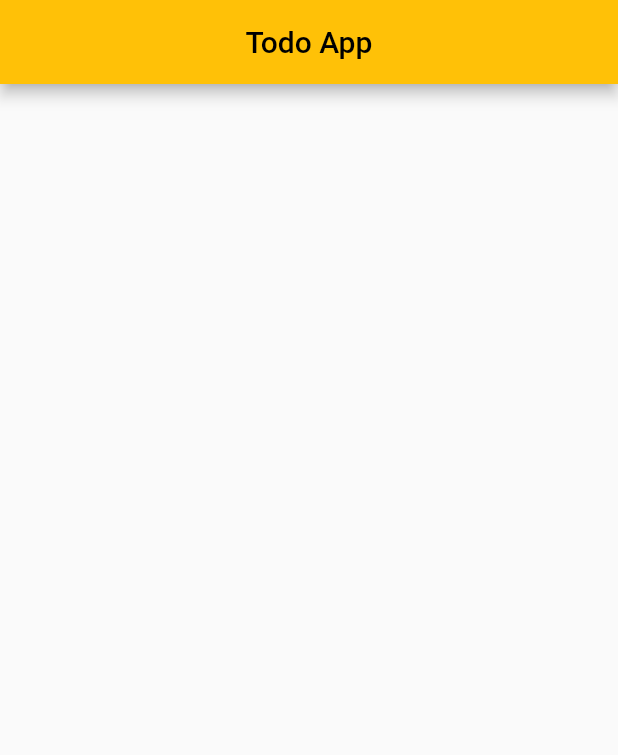
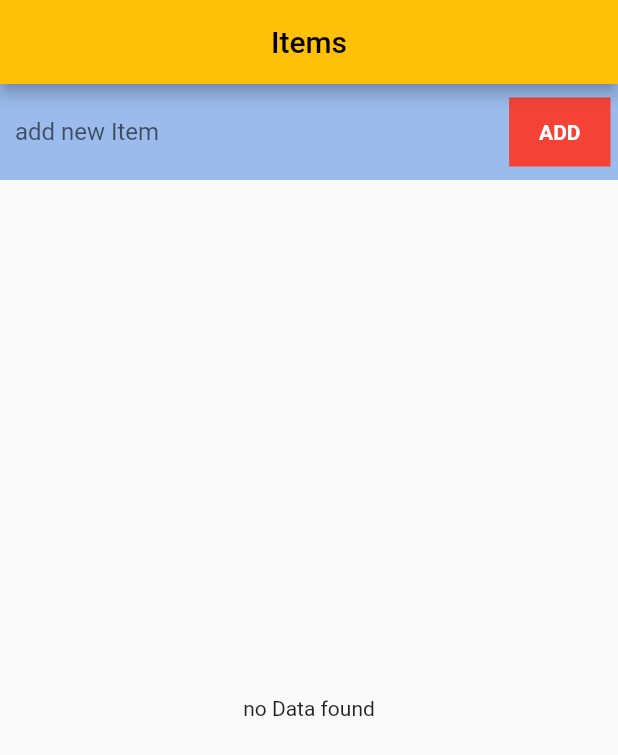
Before and after one commit to hamRS/todo_list_app_flutter, a Flutter app: the screen it shows after launch, on a phone screen of 412 x 824 dp. Shown: the top 755 px of the screen. Run offline on Flutter 3.47's test engine with Material 2 defaults, Android fonts, the phone set to English and light mode, and no system bars; our stand-ins replace sqflite; accounts and stored records are empty.

```diff
--- a/lib/screens/homepage.dart
+++ b/lib/screens/homepage.dart
@@ -1,4 +1,9 @@
 import 'package:flutter/material.dart';
+import 'package:todo_app/models/db_model.dart';
+
+import 'package:todo_app/widgets/user_input.dart';
+import '../widgets/todo_list.dart';
+import '../models/todo_model.dart';
 
 class HomePage extends StatefulWidget {
   const HomePage({Key? key}) : super(key: key);
@@ -8,13 +13,28 @@ class HomePage extends StatefulWidget {
 }
 
 class _HomePageState extends State<HomePage> {
+  //create functions here, where the widgets can comunicate
+  //create a database object
+  var db = DatabaseConnect();
+
+  //to add a Todo
+  void addItem(Todo todo) async {
+    await db.insertTodo(todo);
+    setState(() {});
+  }
+
+  void deleteItem(Todo todo) async {
+    await db.deleteTodo(todo);
+    setState(() {});
+  }
+
   @override
   Widget build(BuildContext context) {
     return MaterialApp(
       home: Scaffold(
         appBar: AppBar(
           title: Text(
-            "Todo App",
+            "Items",
             style: TextStyle(
               color: Colors.black,
             ),
@@ -23,7 +43,16 @@ class _HomePageState extends State<HomePage> {
           centerTitle: true,
         ),
         body: Column(
-          children: [],
+          // ignore: prefer_const_literals_to_create_immutables
+          children: [
+            UserInput(
+              insertFunction: addItem,
+            ),
+            TodoList(
+              insertFunction: addItem,
+              deleteFunction: deleteItem,
+            ),
+          ],
         ),
       ),
     );
--- /dev/null
+++ b/lib/widgets/todo_list.dart
@@ -0,0 +1,39 @@
+import 'package:flutter/material.dart';
+import '../models/db_model.dart';
+import '../widgets/todo_card.dart';
+
+class TodoList extends StatelessWidget {
+  var db = DatabaseConnect();
+  final Function insertFunction;
+  final Function deleteFunction;
+
+  TodoList({required this.insertFunction, required this.deleteFunction});
+  @override
+  Widget build(BuildContext context) {
+    return Expanded(
+      child: FutureBuilder(
+        future: db.getTodo(),
+        initialData: [],
+        builder: (BuildContext context, AsyncSnapshot<List> snapshot) {
+          var data = snapshot.data; //this is the data we have to show
+          var datalength = data!.length;
+
+          return datalength == 0
+              ? Center(
+                  child: Text('no Data found'),
+                )
+              : ListView.builder(
+                  itemCount: datalength,
+                  itemBuilder: (context, index) => TodoCard(
+                      id: data[index].id,
+                      title: data[index].title,
+                      creationDate: data[index].creationDate,
+                      isChecked: data[index].isChecked,
+                      insertFunction: insertFunction,
+                      deleteFunction: deleteFunction),
+                );
+        },
+      ),
+    );
+  }
+}
--- /dev/null
+++ b/lib/widgets/user_input.dart
@@ -0,0 +1,59 @@
+import 'package:flutter/material.dart';
+import 'package:todo_app/models/todo_model.dart';
+
+class UserInput extends StatelessWidget {
+  final Function insertFunction;
+
+  UserInput({required this.insertFunction});
+  @override
+  Widget build(BuildContext context) {
+    var textController = TextEditingController();
+    return Container(
+      padding: EdgeInsets.symmetric(horizontal: 5, vertical: 8),
+      color: Color.fromARGB(204, 130, 171, 231),
+      child: Row(
+        children: [
+          Expanded(
+              child: Container(
+            padding: EdgeInsets.symmetric(
+              horizontal: 5,
+            ),
+            child: TextField(
+              controller: textController,
+              decoration: InputDecoration(
+                hintText: 'add new Item',
+                border: InputBorder.none,
+              ),
+            ),
+          )),
+          SizedBox(
+            width: 10,
+          ),
+          GestureDetector(
+            onTap: () {
+              var myTodo = Todo(
+                  title: textController.text,
+                  creationDate: DateTime.now(),
+                  isChecked: false);
+              insertFunction(myTodo);
+            },
+            child: Container(
+              color: Colors.red,
+              padding: EdgeInsets.symmetric(
+                horizontal: 20,
+                vertical: 15,
+              ),
+              child: Text(
+                'ADD',
+                style: TextStyle(
+                  color: Colors.white,
+                  fontWeight: FontWeight.bold,
+                ),
+              ),
+            ),
+          ),
+        ],
+      ),
+    );
+  }
+}
```
Also changed, not shown: lib/main.dart (+0 -8 lines), lib/widgets/todo_card.dart (added, +84 -0 lines).
